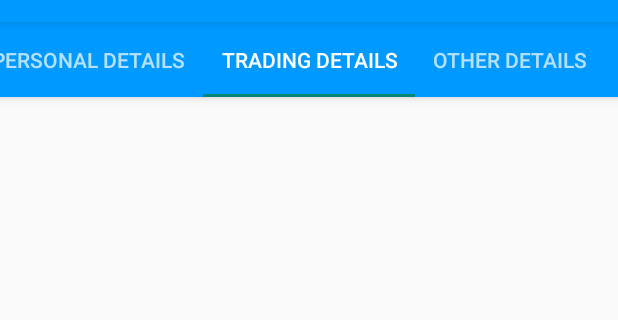
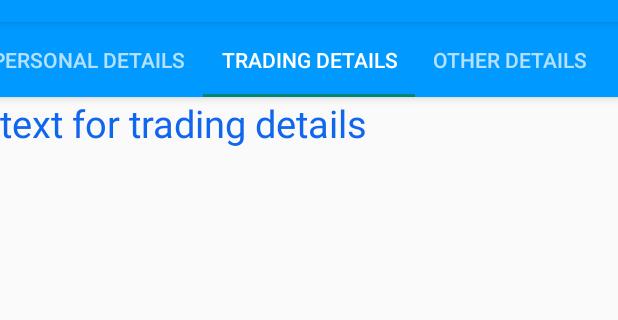
Before and after one commit to Kuyas/Welfare, an Android app: the UserDetailsActivity screen opened directly, with no data from a screen before it, tab 2 chosen, on a phone screen of 412 x 824 dp, the part 62-382 px from its top. Run offline under Robolectric (Android 15) with nearby library versions, the phone set to English and light mode, and no system bars.

Commit message:
UserDetailsActivity and activity_user_details.xml added.

```diff
--- a/app/build.gradle
+++ b/app/build.gradle
@@ -22,7 +22,6 @@ dependencies {
     implementation fileTree(dir: 'libs', include: ['*.jar'])
     implementation 'com.android.support:appcompat-v7:27.1.1'
     implementation 'com.android.support.constraint:constraint-layout:1.1.0'
-    //implementation 'com.google.android.material:material:1.0.0-alpha1'
     implementation 'com.android.support:design:27.1.1'
     testImplementation 'junit:junit:4.12'
     androidTestImplementation 'com.android.support.test:runner:1.0.2'
--- a/app/src/main/AndroidManifest.xml
+++ b/app/src/main/AndroidManifest.xml
@@ -19,6 +19,7 @@
 
         <activity android:name=".UserDetailsActivity"
             android:parentActivityName=".MainActivity" />
+        <!--TODO: change the activity name above -->
 
     </application>
 
--- /dev/null
+++ b/app/src/main/java/com/example/android/welfare/OtherDetailsFragment.java
@@ -0,0 +1,24 @@
+package com.example.android.welfare;
+
+import android.os.Bundle;
+import android.support.v4.app.Fragment;
+import android.view.LayoutInflater;
+import android.view.View;
+import android.view.ViewGroup;
+
+public class OtherDetailsFragment extends Fragment {
+    public OtherDetailsFragment() {
+    }
+
+    @Override
+    public View onCreateView(LayoutInflater inflater, ViewGroup container, Bundle savedInstanceState) {
+
+        View view = inflater.inflate(R.layout.test_layout_3, container, false);
+        return view;
+    }
+
+    @Override
+    public void onViewCreated(View view, Bundle savedInstanceState) {
+
+    }
+}
--- /dev/null
+++ b/app/src/main/java/com/example/android/welfare/PersonalDetailsFragment.java
@@ -0,0 +1,25 @@
+package com.example.android.welfare;
+
+import android.os.Bundle;
+import android.support.v4.app.Fragment;
+import android.view.LayoutInflater;
+import android.view.View;
+import android.view.ViewGroup;
+
+public class PersonalDetailsFragment extends Fragment {
+
+    public PersonalDetailsFragment() {
+    }
+
+    @Override
+    public View onCreateView(LayoutInflater inflater, ViewGroup container, Bundle savedInstanceState) {
+
+        View view = inflater.inflate(R.layout.test_layout_1, container, false);
+        return view;
+    }
+
+    @Override
+    public void onViewCreated(View view, Bundle savedInstanceState) {
+
+    }
+}
--- /dev/null
+++ b/app/src/main/java/com/example/android/welfare/TradingDetailsFragment.java
@@ -0,0 +1,26 @@
+package com.example.android.welfare;
+
+import android.os.Bundle;
+import android.support.v4.app.Fragment;
+import android.view.LayoutInflater;
+import android.view.View;
+import android.view.ViewGroup;
+
+public class TradingDetailsFragment extends Fragment {
+
+    public TradingDetailsFragment() {
+    }
+
+    @Override
+    public View onCreateView(LayoutInflater inflater, ViewGroup container, Bundle savedInstanceState) {
+
+        View view = inflater.inflate(R.layout.test_layout_2, container, false);
+        return view;
+    }
+
+    @Override
+    public void onViewCreated(View view, Bundle savedInstanceState) {
+
+    }
+
+}
--- a/app/src/main/java/com/example/android/welfare/UserDetailsActivity.java
+++ b/app/src/main/java/com/example/android/welfare/UserDetailsActivity.java
@@ -2,6 +2,7 @@ package com.example.android.welfare;
 
 import android.os.Bundle;
 import android.support.design.widget.TabLayout;
+import android.support.v4.view.ViewPager;
 import android.support.v7.app.ActionBar;
 import android.support.v7.app.AppCompatActivity;
 import android.support.v7.widget.Toolbar;
@@ -9,6 +10,8 @@ import android.support.v7.widget.Toolbar;
 public class UserDetailsActivity extends AppCompatActivity {
 
     private TabLayout tabLayout;
+    private ViewPager viewPager;
+    private UserDetailsViewPagerAdapter userDetailsViewPagerAdapter;
     private Toolbar toolbar;
 
     @Override
@@ -27,9 +30,16 @@ public class UserDetailsActivity extends AppCompatActivity {
 
         tabLayout = findViewById(R.id.activity_user_details_tabs);
 
-        tabLayout.addTab(tabLayout.newTab().setText("Personal Details"));
-        tabLayout.addTab(tabLayout.newTab().setText("Trading Details"));
-        tabLayout.addTab(tabLayout.newTab().setText("Other Details"));
-        tabLayout.addTab(tabLayout.newTab().setText("Payment"));
+//        tabLayout.addTab(tabLayout.newTab().setText("Personal Details"));
+//        tabLayout.addTab(tabLayout.newTab().setText("Trading Details"));
+//        tabLayout.addTab(tabLayout.newTab().setText("Other Details"));
+//        tabLayout.addTab(tabLayout.newTab().setText("Payment Details"));
+        //tabLayout.addTab(tabLayout.newTab().setText("Bank Details"));
+
+        viewPager = findViewById(R.id.view_pager_user_details);
+        userDetailsViewPagerAdapter = new UserDetailsViewPagerAdapter(getSupportFragmentManager());
+        viewPager.setAdapter(userDetailsViewPagerAdapter);
+        tabLayout.setupWithViewPager(viewPager);
+
     }
 }
--- /dev/null
+++ b/app/src/main/java/com/example/android/welfare/UserDetailsViewPagerAdapter.java
@@ -0,0 +1,57 @@
+package com.example.android.welfare;
+
+import android.support.v4.app.Fragment;
+import android.support.v4.app.FragmentManager;
+import android.support.v4.app.FragmentPagerAdapter;
+
+public class UserDetailsViewPagerAdapter extends FragmentPagerAdapter {
+
+    public UserDetailsViewPagerAdapter(FragmentManager fragmentManager) {
+        super(fragmentManager);
+    }
+
+
+
+    @Override
+    public Fragment getItem(int position) {
+        Fragment fragment = null;
+        if (position == 0) {
+            fragment = new PersonalDetailsFragment();
+        }
+        else if (position == 1) {
+            fragment = new TradingDetailsFragment();
+        }
+        else if (position == 2) {
+            fragment = new OtherDetailsFragment();
+        }
+        else if (position == 3) {
+            fragment = new PaymentDetailsFragment();
+        }
+
+        return fragment;
+    }
+
+    @Override
+    public int getCount() {
+        return 4;
+    }
+
+    @Override
+    public CharSequence getPageTitle(int position) {
+        String title = null;
+        if (position == 0) {
+            title = "Personal Details";
+        }
+        else if (position == 1) {
+            title = "Trading Details";
+        }
+        else if (position == 2) {
+            title = "Other Details";
+        }
+        else if (position == 3) {
+            title = "Payment Details";
+        }
+
+        return title;
+    }
+}
--- a/app/src/main/res/layout/activity_user_details.xml
+++ b/app/src/main/res/layout/activity_user_details.xml
@@ -1,13 +1,13 @@
 <?xml version="1.0" encoding="utf-8"?>
 
-<android.support.design.widget.CoordinatorLayout xmlns:android="http://schemas.android.com/apk/res/android"
+<android.support.design.widget.CoordinatorLayout
+    xmlns:android="http://schemas.android.com/apk/res/android"
     xmlns:app="http://schemas.android.com/apk/res-auto"
     xmlns:tools="http://schemas.android.com/tools"
     android:layout_width="match_parent"
     android:layout_height="match_parent"
     android:fitsSystemWindows="true"
-    tools:context=".MainActivity">
-    <!--TODO: change the activity name above-->
+    tools:context=".UserDetailsActivity">
 
 
     <android.support.design.widget.AppBarLayout
@@ -39,13 +39,20 @@
 
     </android.support.design.widget.AppBarLayout>
 
-    <android.support.v4.widget.NestedScrollView xmlns:android="http://schemas.android.com/apk/res/android"
+
+    <android.support.v4.view.ViewPager
+        android:id="@+id/view_pager_user_details"
+        android:layout_width="match_parent"
+        android:layout_height="wrap_content"
+        app:layout_behavior="@string/appbar_scrolling_view_behavior" />
+
+    <!--<android.support.v4.widget.NestedScrollView xmlns:android="http://schemas.android.com/apk/res/android"
         xmlns:app="http://schemas.android.com/apk/res-auto"
         android:layout_width="match_parent"
         android:layout_height="match_parent"
         app:layout_behavior="@string/appbar_scrolling_view_behavior">
 
-        <!--<LinearLayout
+        <LinearLayout
             android:layout_width="match_parent"
             android:layout_height="match_parent"
             android:orientation="vertical"
@@ -57,9 +64,9 @@
                 android:text="@string/sample_text"
                 android:textSize="22sp"/>
 
-        </LinearLayout>-->
+        </LinearLayout>
 
 
-    </android.support.v4.widget.NestedScrollView>
+    </android.support.v4.widget.NestedScrollView>-->
 
 </android.support.design.widget.CoordinatorLayout>
--- /dev/null
+++ b/app/src/main/res/layout/test_layout_2.xml
@@ -0,0 +1,16 @@
+<?xml version="1.0" encoding="utf-8"?>
+
+<LinearLayout
+    xmlns:android="http://schemas.android.com/apk/res/android"
+    android:layout_width="match_parent"
+    android:layout_height="match_parent">
+
+    <TextView
+        android:layout_width="match_parent"
+        android:layout_height="wrap_content"
+        android:text="text for trading details"
+        android:textSize="25sp"
+        android:textColor="#FF1166EE"/>
+
+
+</LinearLayout>
--- a/app/src/main/res/values/strings.xml
+++ b/app/src/main/res/values/strings.xml
@@ -36,4 +36,6 @@
     <string name="activity_lang_textview_language_choice">Choose your Language</string>
     <string name="activity_lang_button_language_english">English</string>
     <string name="activity_lang_button_language_malayalam">Malayalam</string>
+
+    <string name="sample_text"></string>
 </resources>
```
Also changed, not shown: app/src/main/java/com/example/android/welfare/BankingDetailsFragment.java (added, +25 -0 lines), app/src/main/java/com/example/android/welfare/MainActivity.java (+10 -0 lines), app/src/main/java/com/example/android/welfare/PaymentDetailsFragment.java (added, +25 -0 lines), app/src/main/res/drawable-v24/edit_text_style.xml (added, +15 -0 lines), app/src/main/res/layout/activity_main.xml (+8 -8 lines), app/src/main/res/layout/test_layout_1.xml (added, +16 -0 lines), app/src/main/res/layout/test_layout_3.xml (added, +16 -0 lines), app/src/main/res/layout/test_layout_4.xml (added, +16 -0 lines).
